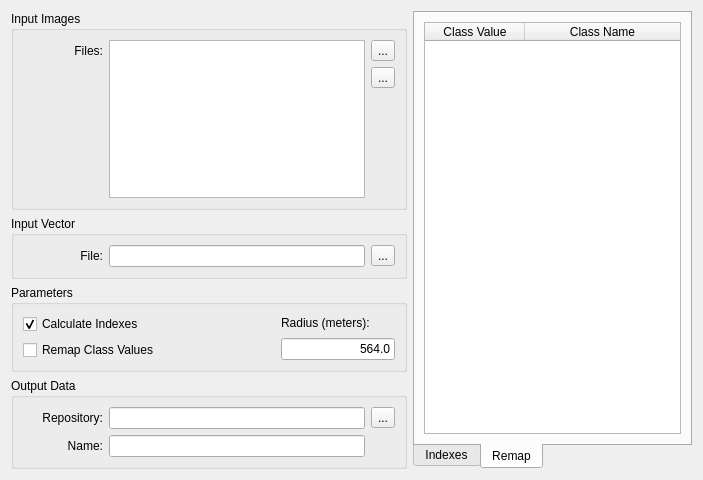
Old version of the form src/terralib_mod_growth_qt/ui/ReclassifyWidgetForm.ui in the repository ericabreu82/urban_analysis.
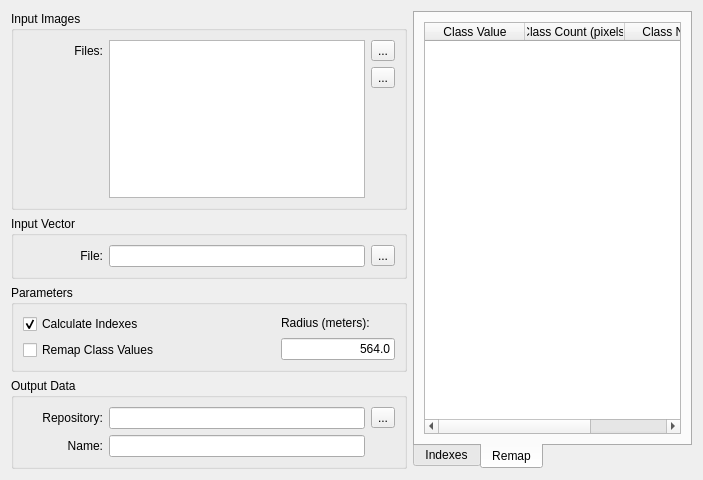
New version of the form. The open tabs and pages were chosen to show the change.

Commit message: set class map for raster normalization.

What changed in the file:
```diff
--- a/src/terralib_mod_growth_qt/ui/ReclassifyWidgetForm.ui
+++ b/src/terralib_mod_growth_qt/ui/ReclassifyWidgetForm.ui
@@ -348,6 +348,11 @@
              <string>Class Value</string>
             </property>
            </column>
+           <column>
+            <property name="text">
+             <string>Class Count (pixels)</string>
+            </property>
+           </column>
            <column>
             <property name="text">
              <string>Class Name</string>
```
The commit also changes 3 other files.
